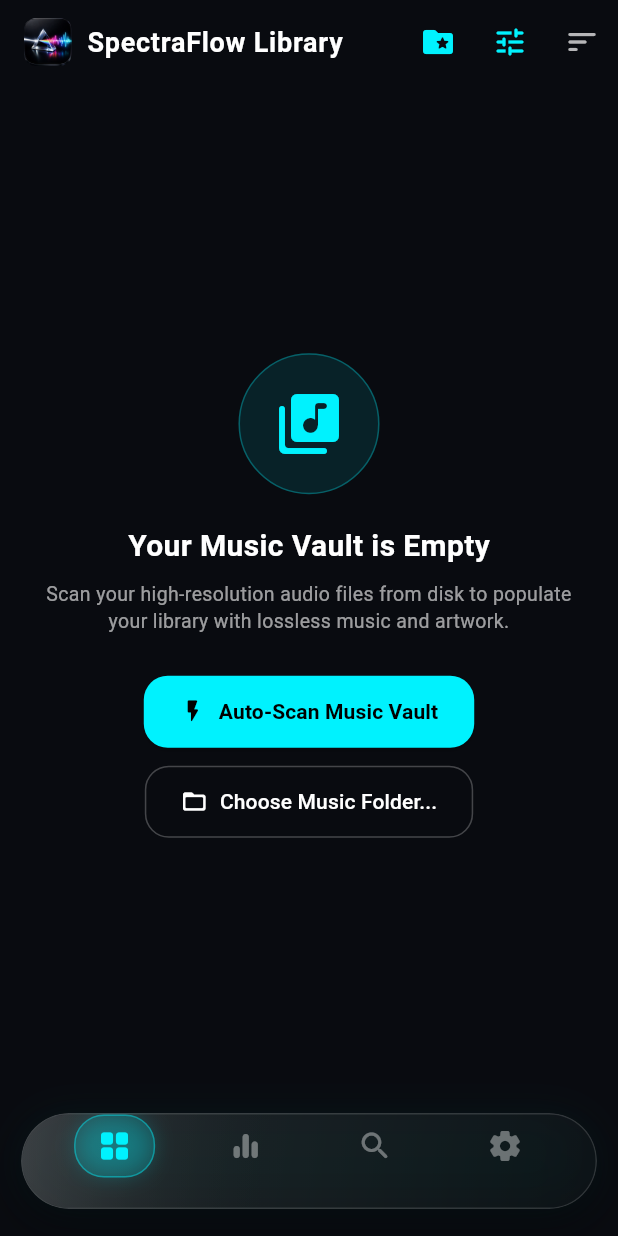
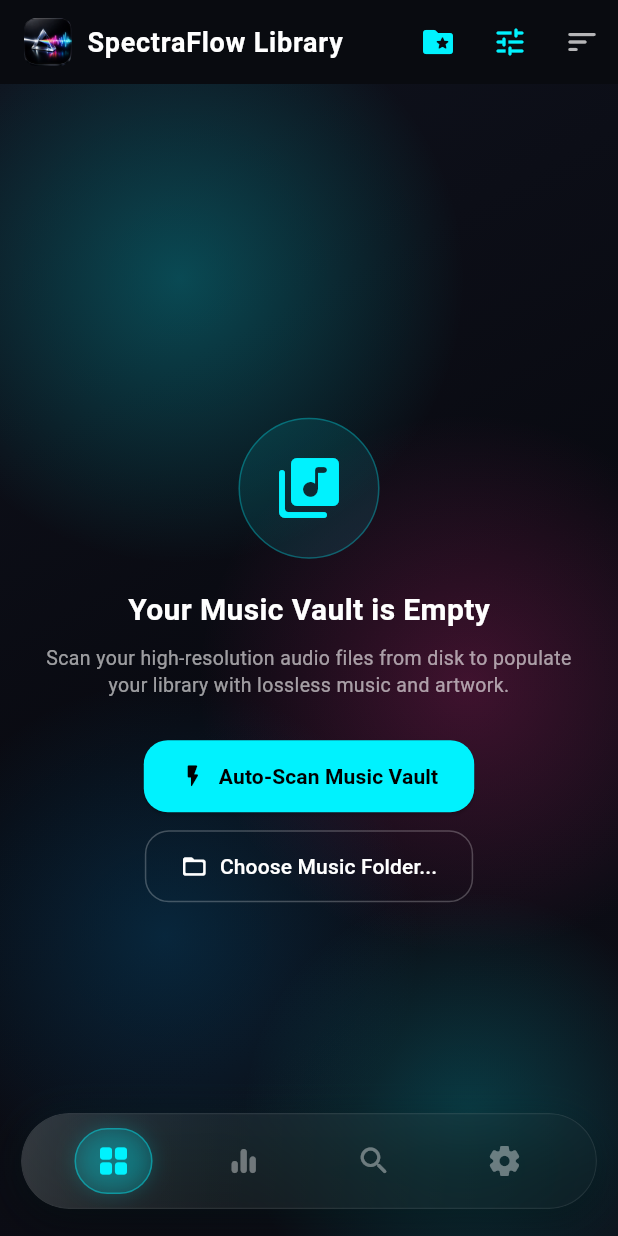
Before and after one commit to BeerBro6/spectraflow, a Flutter app: the MainNavigationShell screen opened directly, after a tap on "Auto-Scan Music Vault", after a tap on "All Songs", on a phone screen of 412 x 824 dp. Run offline on Flutter 3.47's test engine with Material 3 defaults, Android fonts, the phone set to English and light mode, and no system bars; our stand-ins replace file_picker, just_audio_background, palette_generator, permission_handler, rxdart, synchronized and 1 more; missing offline and left inert: audio_session, dart:js_interop, just_audio_platform_interface, youtube_explode_dart; accounts and stored records are empty; statements that could not run were skipped.

Commit message:
fix(ui): refine liquid glass transparency, center dock icons, and remove box outlines

```diff
--- a/lib/main.dart
+++ b/lib/main.dart
@@ -268,13 +268,14 @@ class _MainNavigationShellState extends State<MainNavigationShell> {
     ];
 
     return Scaffold(
+      extendBody: true,
       body: IndexedStack(
         index: _currentIndex,
         children: screens,
       ),
       // Sleek floating bottom capsule menu with floating mini-player
       bottomNavigationBar: Container(
-        color: SpectraTheme.obsidian,
+        color: Colors.transparent,
         padding: const EdgeInsets.only(left: 14, right: 14, bottom: 18, top: 4),
         child: SafeArea(
           top: false,
@@ -312,6 +313,7 @@ class _MainNavigationShellState extends State<MainNavigationShell> {
                 ],
                 child: Row(
                   mainAxisAlignment: MainAxisAlignment.spaceEvenly,
+                  crossAxisAlignment: CrossAxisAlignment.center,
                   children: [
                     _buildNavItem(icon: Icons.grid_view_rounded, index: 0, label: 'Library'),
                     _buildNavItem(icon: Icons.equalizer_rounded, index: 1, label: 'Player'),
@@ -458,12 +460,15 @@ class _MainNavigationShellState extends State<MainNavigationShell> {
     return GestureDetector(
       behavior: HitTestBehavior.opaque,
       onTap: () => setState(() => _currentIndex = index),
+      child: Center(
         child: AnimatedContainer(
           duration: const Duration(milliseconds: 220),
-        padding: const EdgeInsets.symmetric(horizontal: 14, vertical: 8),
+          width: 52,
+          height: 44,
+          alignment: Alignment.center,
           decoration: BoxDecoration(
             color: isSelected ? SpectraTheme.cyanWave.withValues(alpha: 0.16) : Colors.transparent,
-          borderRadius: BorderRadius.circular(20),
+            borderRadius: BorderRadius.circular(22),
             border: isSelected
                 ? Border.all(color: SpectraTheme.cyanWave.withValues(alpha: 0.4), width: 1)
                 : null,
@@ -483,6 +488,7 @@ class _MainNavigationShellState extends State<MainNavigationShell> {
             size: 24,
           ),
         ),
+      ),
     );
   }
 }
--- a/lib/screens/library_screen.dart
+++ b/lib/screens/library_screen.dart
@@ -804,10 +804,13 @@ class _LibraryScreenState extends State<LibraryScreen> {
               ),
             ],
           ),
-          body: allTracks.isEmpty && !vault.isScanning
-              ? _buildEmptyVaultView(vault)
-              : ListView(
-                  padding: const EdgeInsets.symmetric(horizontal: 16.0, vertical: 6.0),
+          body: Stack(
+            children: [
+              const LiquidGlassBackdrop(),
+              allTracks.isEmpty && !vault.isScanning
+                  ? _buildEmptyVaultView(vault)
+                  : ListView(
+                  padding: const EdgeInsets.only(left: 16.0, right: 16.0, top: 6.0, bottom: 120.0),
                   children: [
                     if (vault.isScanning)
                       Container(
@@ -1062,6 +1065,8 @@ class _LibraryScreenState extends State<LibraryScreen> {
                     const SizedBox(height: 30),
                   ],
                 ),
+            ],
+          ),
         );
       },
     );
--- a/lib/screens/now_playing_screen.dart
+++ b/lib/screens/now_playing_screen.dart
@@ -553,12 +553,14 @@ class _NowPlayingScreenState extends State<NowPlayingScreen> {
                 gradient: LinearGradient(
                   begin: Alignment.topCenter,
                   end: Alignment.bottomCenter,
-                  stops: const [0.0, 0.45, 0.85, 1.0],
+                  stops: const [0.0, 0.40, 0.75, 1.0],
                   colors: [
-                    ambientColors[0].withValues(alpha: 0.85),
-                    const Color(0xFF090B10),
-                    const Color(0xFF07080D),
-                    ambientColors.length > 1 ? ambientColors[1].withValues(alpha: 0.60) : const Color(0xFF090B10),
+                    ambientColors[0].withValues(alpha: 0.75),
+                    const Color(0xFF0D101A),
+                    ambientColors.length > 1
+                        ? ambientColors[1].withValues(alpha: 0.35)
+                        : const Color(0xFF0A1424),
+                    ambientColors[0].withValues(alpha: 0.45),
                   ],
                 ),
               ),
@@ -1220,13 +1222,8 @@ class _NowPlayingScreenState extends State<NowPlayingScreen> {
         ? eq.currentPreset!.type
         : EqPresetType.flat;
 
-    return LiquidGlassContainer(
-      margin: const EdgeInsets.symmetric(horizontal: 8),
-      padding: const EdgeInsets.symmetric(horizontal: 8, vertical: 6),
-      borderRadius: 16,
-      blur: 14,
-      tintColor: Colors.white,
-      tintAlpha: 0.05,
+    return Padding(
+      padding: const EdgeInsets.symmetric(horizontal: 4, vertical: 2),
       child: Row(
         mainAxisAlignment: MainAxisAlignment.spaceAround,
         children: [
@@ -1283,20 +1280,34 @@ class _NowPlayingScreenState extends State<NowPlayingScreen> {
     Color selectedColor = SpectraTheme.cyanWave,
     required VoidCallback onTap,
   }) {
-    return LiquidGlassPill(
-      isSelected: isSelected,
-      accentColor: selectedColor,
-      padding: const EdgeInsets.symmetric(horizontal: 10, vertical: 6),
+    return GestureDetector(
+      behavior: HitTestBehavior.opaque,
       onTap: onTap,
+      child: AnimatedContainer(
+        duration: const Duration(milliseconds: 200),
+        padding: const EdgeInsets.symmetric(horizontal: 12, vertical: 6),
+        decoration: BoxDecoration(
+          color: isSelected ? selectedColor.withValues(alpha: 0.22) : Colors.white.withValues(alpha: 0.04),
+          borderRadius: BorderRadius.circular(16),
+          border: isSelected ? Border.all(color: selectedColor.withValues(alpha: 0.5), width: 1) : null,
+          boxShadow: isSelected
+              ? [
+                  BoxShadow(
+                    color: selectedColor.withValues(alpha: 0.25),
+                    blurRadius: 10,
+                  ),
+                ]
+              : null,
+        ),
         child: Row(
           mainAxisSize: MainAxisSize.min,
           children: [
             Icon(
               icon,
-            size: 14,
+              size: 13,
               color: isSelected ? selectedColor : Colors.white54,
             ),
-          const SizedBox(width: 4),
+            const SizedBox(width: 5),
             Text(
               label,
               style: TextStyle(
@@ -1307,25 +1318,14 @@ class _NowPlayingScreenState extends State<NowPlayingScreen> {
             ),
           ],
         ),
+      ),
     );
   }
 
   /// Audiophile quick DSP bar in Liquid Glass
   Widget _buildAudiophileStudioQuickBar(BuildContext context) {
-    return LiquidGlassContainer(
-      margin: const EdgeInsets.symmetric(horizontal: 8),
-      padding: const EdgeInsets.symmetric(horizontal: 12, vertical: 8),
-      borderRadius: 16,
-      blur: 14,
-      tintColor: SpectraTheme.cyanWave,
-      tintAlpha: 0.10,
-      glowShadows: [
-        BoxShadow(
-          color: SpectraTheme.cyanWave.withValues(alpha: 0.16),
-          blurRadius: 14,
-          offset: const Offset(0, 2),
-        ),
-      ],
+    return Padding(
+      padding: const EdgeInsets.symmetric(horizontal: 14, vertical: 4),
       child: Row(
         mainAxisAlignment: MainAxisAlignment.spaceBetween,
         children: [
@@ -1334,7 +1334,7 @@ class _NowPlayingScreenState extends State<NowPlayingScreen> {
               Container(
                 padding: const EdgeInsets.all(4),
                 decoration: BoxDecoration(
-                  color: SpectraTheme.cyanWave.withValues(alpha: 0.25),
+                  color: SpectraTheme.cyanWave.withValues(alpha: 0.20),
                   borderRadius: BorderRadius.circular(6),
                 ),
                 child: const Icon(Icons.tune_rounded, size: 14, color: SpectraTheme.cyanWave),
--- a/lib/screens/search_screen.dart
+++ b/lib/screens/search_screen.dart
@@ -477,7 +477,10 @@ class _SearchScreenState extends State<SearchScreen> {
   @override
   Widget build(BuildContext context) {
     return Scaffold(
+      backgroundColor: SpectraTheme.obsidian,
       appBar: AppBar(
+        backgroundColor: Colors.transparent,
+        elevation: 0,
         title: const Text('Search & Download'),
         actions: [
           // Format Selector Badge (Changes global default)
@@ -536,9 +539,12 @@ class _SearchScreenState extends State<SearchScreen> {
           ),
         ],
       ),
-      body: Padding(
-        padding: const EdgeInsets.symmetric(horizontal: 16.0),
-        child: Column(
+      body: Stack(
+        children: [
+          const LiquidGlassBackdrop(),
+          Padding(
+            padding: const EdgeInsets.symmetric(horizontal: 16.0),
+            child: Column(
           crossAxisAlignment: CrossAxisAlignment.start,
           children: [
             // ── Search & Paste Bar in Liquid Glass ───────────────────────────
@@ -807,6 +813,7 @@ class _SearchScreenState extends State<SearchScreen> {
                   listenable: LocalVaultService.instance,
                   builder: (context, _) {
                     return ListView.builder(
+                      padding: const EdgeInsets.only(bottom: 120),
                       itemCount: _searchResults.length,
                       itemBuilder: (context, idx) {
                         final track = _searchResults[idx];
@@ -814,12 +821,12 @@ class _SearchScreenState extends State<SearchScreen> {
                         final localMatch = LocalVaultService.instance.findLocalMatch(track);
                         final isAlreadyInLibrary = localMatch != null;
 
-                        return LiquidGlassContainer(
-                          margin: const EdgeInsets.only(bottom: 10),
-                          borderRadius: 16,
-                          blur: 14,
-                          tintColor: isAlreadyInLibrary ? Colors.greenAccent : Colors.white,
-                          tintAlpha: 0.05,
+                        return Container(
+                          margin: const EdgeInsets.only(bottom: 6),
+                          decoration: BoxDecoration(
+                            color: Colors.white.withValues(alpha: 0.04),
+                            borderRadius: BorderRadius.circular(14),
+                          ),
                           child: ListTile(
                             contentPadding: const EdgeInsets.symmetric(horizontal: 12, vertical: 4),
                             leading: Stack(
@@ -971,6 +978,8 @@ class _SearchScreenState extends State<SearchScreen> {
           ],
         ),
       ),
-    );
+    ],
+  ),
+);
   }
 }
--- a/lib/screens/settings_screen.dart
+++ b/lib/screens/settings_screen.dart
@@ -50,7 +50,7 @@ class SettingsScreen extends StatelessWidget {
         children: [
           const LiquidGlassBackdrop(),
           ListView(
-            padding: const EdgeInsets.symmetric(horizontal: 16, vertical: 12),
+            padding: const EdgeInsets.only(left: 16, right: 16, top: 12, bottom: 120),
             children: [
               // Section: Appearance & Persona Switch
               const Text(
--- a/lib/widgets/liquid_glass.dart
+++ b/lib/widgets/liquid_glass.dart
@@ -55,25 +55,27 @@ class LiquidGlassContainer extends StatelessWidget {
           child: BackdropFilter(
             filter: ImageFilter.blur(sigmaX: blur, sigmaY: blur),
             child: Container(
+              alignment: Alignment.center,
               padding: padding,
               decoration: BoxDecoration(
                 borderRadius: r,
                 border: customBorder ??
                     Border.all(
-                      color: Colors.white.withValues(alpha: 0.14),
-                      width: 1.0,
+                      color: Colors.white.withValues(alpha: 0.08),
+                      width: 0.8,
                     ),
                 gradient: LinearGradient(
                   begin: Alignment.topLeft,
                   end: Alignment.bottomRight,
                   colors: [
-                    effectiveTintColor.withValues(alpha: tintAlpha + 0.04),
-                    effectiveTintColor.withValues(alpha: (tintAlpha * 0.4).clamp(0.01, 1.0)),
+                    effectiveTintColor.withValues(alpha: tintAlpha + 0.03),
+                    effectiveTintColor.withValues(alpha: (tintAlpha * 0.35).clamp(0.01, 1.0)),
                   ],
                 ),
               ),
               child: hasSheen
                   ? Stack(
+                      alignment: Alignment.center,
                       children: [
                         Positioned.fill(
                           child: IgnorePointer(
@@ -82,17 +84,18 @@ class LiquidGlassContainer extends StatelessWidget {
                                 borderRadius: r,
                                 gradient: LinearGradient(
                                   begin: Alignment.topLeft,
-                                  end: Alignment.center,
+                                  end: Alignment.bottomRight,
                                   colors: [
-                                    Colors.white.withValues(alpha: 0.12),
+                                    Colors.white.withValues(alpha: 0.09),
                                     Colors.transparent,
                                   ],
+                                  stops: const [0.0, 0.45],
                                 ),
                               ),
                             ),
                           ),
                         ),
-                        ?child,
+                        if (child != null) Center(child: child),
                       ],
                     )
                   : child,
@@ -156,12 +159,12 @@ class LiquidGlassPill extends StatelessWidget {
                 borderRadius: r,
                 color: isSelected
                     ? color.withValues(alpha: 0.18)
-                    : Colors.white.withValues(alpha: 0.05),
+                    : Colors.white.withValues(alpha: 0.04),
                 border: Border.all(
                   color: isSelected
                       ? color.withValues(alpha: 0.65)
-                      : Colors.white.withValues(alpha: 0.14),
-                  width: 1.0,
+                      : Colors.white.withValues(alpha: 0.06),
+                  width: 0.8,
                 ),
               ),
               child: child,
@@ -231,15 +234,15 @@ class LiquidGlassCard extends StatelessWidget {
                   decoration: BoxDecoration(
                     borderRadius: r,
                     border: Border.all(
-                      color: Colors.white.withValues(alpha: 0.12),
-                      width: 1.0,
+                      color: Colors.white.withValues(alpha: 0.08),
+                      width: 0.8,
                     ),
                     gradient: LinearGradient(
                       begin: Alignment.topLeft,
                       end: Alignment.bottomRight,
                       colors: [
-                        (tintColor ?? Colors.white).withValues(alpha: 0.09),
-                        (tintColor ?? Colors.white).withValues(alpha: 0.025),
+                        (tintColor ?? Colors.white).withValues(alpha: 0.08),
+                        (tintColor ?? Colors.white).withValues(alpha: 0.02),
                       ],
                     ),
                   ),
@@ -268,7 +271,7 @@ class LiquidGlassBackdrop extends StatelessWidget {
     this.child,
   });
 
-  Widget _glowOrb(Color color, double size) => IgnorePointer(
+  Widget _glowOrb(Color color, double size, [double opacity = 0.28]) => IgnorePointer(
         child: Container(
           width: size,
           height: size,
@@ -276,7 +279,7 @@ class LiquidGlassBackdrop extends StatelessWidget {
             shape: BoxShape.circle,
             gradient: RadialGradient(
               colors: [
-                color.withValues(alpha: 0.28),
+                color.withValues(alpha: opacity),
                 color.withValues(alpha: 0.0),
               ],
             ),
@@ -289,16 +292,43 @@ class LiquidGlassBackdrop extends StatelessWidget {
     return Stack(
       fit: StackFit.expand,
       children: [
-        const ColoredBox(color: SpectraTheme.obsidian),
+        // Rich deep indigo/obsidian gradient base instead of flat pitch black
+        const DecoratedBox(
+          decoration: BoxDecoration(
+            gradient: LinearGradient(
+              begin: Alignment.topLeft,
+              end: Alignment.bottomRight,
+              colors: [
+                Color(0xFF0F121D),
+                Color(0xFF090A11),
+                Color(0xFF0D0E17),
+              ],
+            ),
+          ),
+        ),
+        // Top-left neon cyan diffuse orb
         Positioned(
-          top: -140,
-          left: -120,
-          child: _glowOrb(primaryOrb, 440),
+          top: -60,
+          left: -70,
+          child: _glowOrb(primaryOrb, 380, 0.26),
         ),
+        // Middle-right chromatic magenta / violet orb (illuminates central content & cards)
         Positioned(
-          bottom: -160,
-          right: -130,
-          child: _glowOrb(secondaryOrb, 460),
+          top: 220,
+          right: -80,
+          child: _glowOrb(secondaryOrb, 360, 0.22),
+        ),
+        // Lower-left electric sapphire orb (illuminates bottom dock & controls)
+        Positioned(
+          bottom: 30,
+          left: -60,
+          child: _glowOrb(const Color(0xFF0077B6), 340, 0.25),
+        ),
+        // Bottom-right secondary cyan aura
+        Positioned(
+          bottom: -70,
+          right: -50,
+          child: _glowOrb(primaryOrb, 300, 0.20),
         ),
         ?child,
       ],
```
Lines whose indentation alone changed are shown as unchanged.
